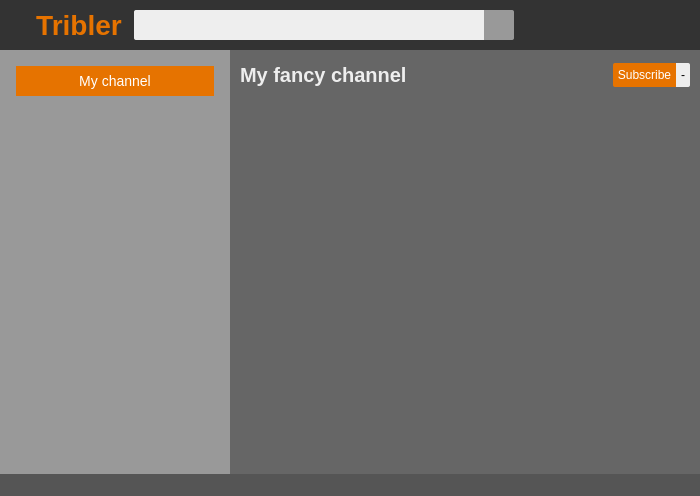
devos50/TriblerGUI, file TriblerGUI/qt_resources/mainwindow.ui: the form before one commit.
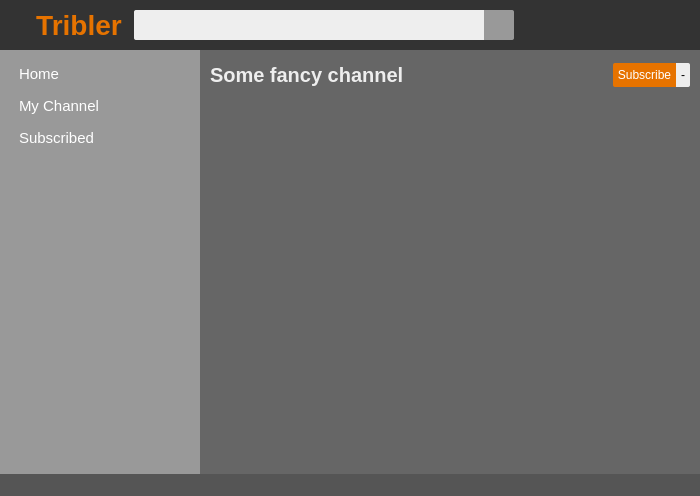
The form after the commit. Icons and pictures are not drawn. Custom widgets are drawn as their Qt base class.

Commit message: Added more buttons to the left menu, created signals for them

What changed in the file:
```diff
--- a/TriblerGUI/qt_resources/mainwindow.ui
+++ b/TriblerGUI/qt_resources/mainwindow.ui
@@ -313,13 +313,13 @@
         </property>
         <property name="minimumSize">
          <size>
-          <width>230</width>
+          <width>200</width>
           <height>0</height>
          </size>
         </property>
         <property name="maximumSize">
          <size>
-          <width>230</width>
+          <width>200</width>
           <height>16777215</height>
          </size>
         </property>
@@ -330,44 +330,187 @@
          <string notr="true">background-color: #999;</string>
         </property>
         <layout class="QVBoxLayout" name="verticalLayout_2">
+         <item>
+          <widget class="LeftMenuButton" name="left_menu_home_button" native="true">
+           <layout class="QHBoxLayout" name="horizontalLayout_4">
          <property name="spacing">
-          <number>4</number>
+             <number>0</number>
          </property>
          <property name="leftMargin">
-          <number>16</number>
+             <number>0</number>
          </property>
          <property name="topMargin">
-          <number>16</number>
+             <number>0</number>
          </property>
          <property name="rightMargin">
-          <number>16</number>
+             <number>0</number>
          </property>
          <property name="bottomMargin">
-          <number>16</number>
+             <number>0</number>
          </property>
          <item>
-          <widget class="QPushButton" name="my_channel_button">
+             <widget class="QLabel" name="left_menu_home_label">
+              <property name="sizePolicy">
+               <sizepolicy hsizetype="Preferred" vsizetype="Fixed">
+                <horstretch>0</horstretch>
+                <verstretch>0</verstretch>
+               </sizepolicy>
+              </property>
            <property name="minimumSize">
             <size>
              <width>0</width>
-             <height>30</height>
+                <height>26</height>
             </size>
            </property>
            <property name="maximumSize">
             <size>
              <width>16777215</width>
-             <height>30</height>
-            </size>
-           </property>
+                <height>26</height>
+               </size>
+              </property>
+              <property name="cursor">
+               <cursorShape>PointingHandCursor</cursorShape>
+              </property>
            <property name="styleSheet">
-            <string notr="true">color: white;
+               <string notr="true">QWidget {
+color: white;
 border: none;
-background-color: #e67300;
-font-size: 14px;</string>
+font-size: 15px;
+padding-left: 4px;
+}
+
+QWidget:hover {
+background-color: #666;
+}</string>
            </property>
            <property name="text">
-            <string>My channel</string>
-           </property>
+               <string>Home</string>
+              </property>
+             </widget>
+            </item>
+           </layout>
+          </widget>
+         </item>
+         <item>
+          <widget class="LeftMenuButton" name="left_menu_my_channel_button" native="true">
+           <layout class="QHBoxLayout" name="horizontalLayout_5">
+            <property name="spacing">
+             <number>0</number>
+            </property>
+            <property name="leftMargin">
+             <number>0</number>
+            </property>
+            <property name="topMargin">
+             <number>0</number>
+            </property>
+            <property name="rightMargin">
+             <number>0</number>
+            </property>
+            <property name="bottomMargin">
+             <number>0</number>
+            </property>
+            <item>
+             <widget class="QLabel" name="left_menu_my_channel_label">
+              <property name="sizePolicy">
+               <sizepolicy hsizetype="Preferred" vsizetype="Fixed">
+                <horstretch>0</horstretch>
+                <verstretch>0</verstretch>
+               </sizepolicy>
+              </property>
+              <property name="minimumSize">
+               <size>
+                <width>0</width>
+                <height>26</height>
+               </size>
+              </property>
+              <property name="maximumSize">
+               <size>
+                <width>16777215</width>
+                <height>26</height>
+               </size>
+              </property>
+              <property name="cursor">
+               <cursorShape>PointingHandCursor</cursorShape>
+              </property>
+              <property name="styleSheet">
+               <string notr="true">QWidget {
+color: white;
+border: none;
+font-size: 15px;
+padding-left: 4px;
+}
+
+QWidget:hover {
+background-color: #666;
+}</string>
+              </property>
+              <property name="text">
+               <string>My Channel</string>
+              </property>
+             </widget>
+            </item>
+           </layout>
+          </widget>
+         </item>
+         <item>
+          <widget class="LeftMenuButton" name="left_menu_subscribed_button" native="true">
+           <layout class="QHBoxLayout" name="horizontalLayout_6">
+            <property name="spacing">
+             <number>0</number>
+            </property>
+            <property name="leftMargin">
+             <number>0</number>
+            </property>
+            <property name="topMargin">
+             <number>0</number>
+            </property>
+            <property name="rightMargin">
+             <number>0</number>
+            </property>
+            <property name="bottomMargin">
+             <number>0</number>
+            </property>
+            <item>
+             <widget class="QLabel" name="left_menu_subscribed_label">
+              <property name="sizePolicy">
+               <sizepolicy hsizetype="Preferred" vsizetype="Fixed">
+                <horstretch>0</horstretch>
+                <verstretch>0</verstretch>
+               </sizepolicy>
+              </property>
+              <property name="minimumSize">
+               <size>
+                <width>0</width>
+                <height>26</height>
+               </size>
+              </property>
+              <property name="maximumSize">
+               <size>
+                <width>16777215</width>
+                <height>26</height>
+               </size>
+              </property>
+              <property name="cursor">
+               <cursorShape>PointingHandCursor</cursorShape>
+              </property>
+              <property name="styleSheet">
+               <string notr="true">QWidget {
+color: white;
+border: none;
+font-size: 15px;
+padding-left: 4px;
+}
+
+QWidget:hover {
+background-color: #666;
+}</string>
+              </property>
+              <property name="text">
+               <string>Subscribed</string>
+              </property>
+             </widget>
+            </item>
+           </layout>
           </widget>
          </item>
          <item>
@@ -506,7 +649,7 @@
 font-weight: bold;</string>
                </property>
                <property name="text">
-                <string>My fancy channel</string>
+                <string>Some fancy channel</string>
                </property>
               </widget>
              </item>
@@ -630,6 +773,12 @@
    <extends>QStatusBar</extends>
    <header>triblerstatusbar.h</header>
   </customwidget>
+  <customwidget>
+   <class>LeftMenuButton</class>
+   <extends>QWidget</extends>
+   <header>leftmenubutton.h</header>
+   <container>1</container>
+  </customwidget>
  </customwidgets>
  <resources/>
  <connections/>
```
Left out of the diff: 3 changed lines with no effect on the pictures. Lines whose indentation alone changed are shown as unchanged. The commit also changes 2 other files.
